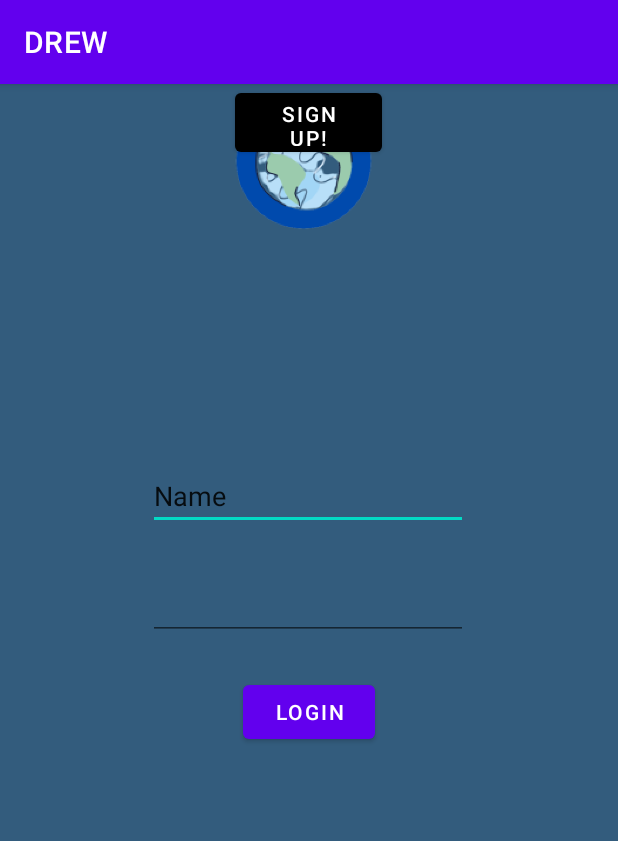
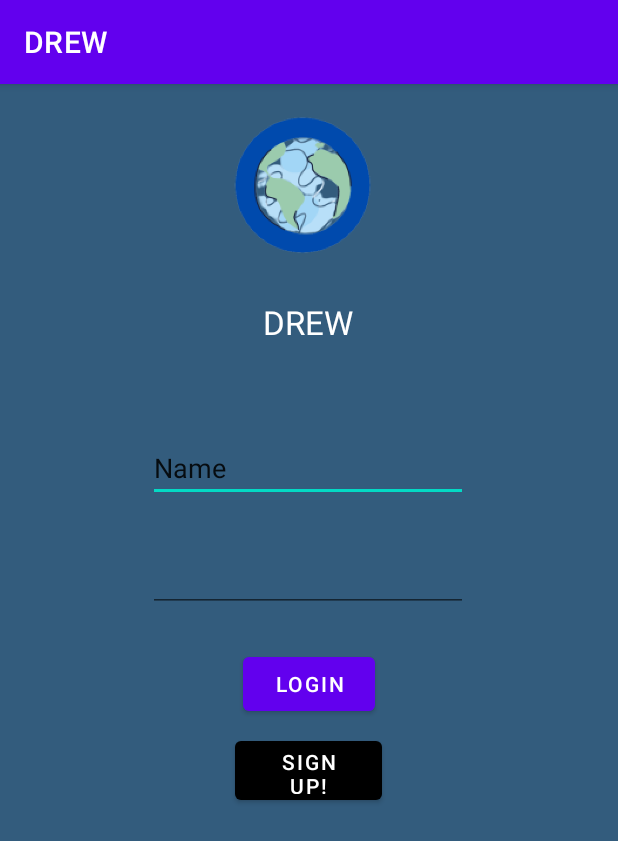
Before and after one commit to raffycabrera/Drew, an Android app: the screen it shows after launch (MainActivity), on a phone screen of 412 x 824 dp. Shown: the top 841 px of the screen. Run offline under Robolectric (Android 15) with nearby library versions, the phone set to English and light mode, and no system bars.

Commit message:
Updated Login GUI 3

```diff
--- a/app/src/main/res/layout/activity_login.xml
+++ b/app/src/main/res/layout/activity_login.xml
@@ -11,14 +11,14 @@
         android:id="@+id/Email"
         android:layout_width="wrap_content"
         android:layout_height="wrap_content"
-        android:layout_marginTop="252dp"
+        android:layout_marginTop="60dp"
         android:ems="10"
         android:inputType="textPersonName"
         android:text="Name"
         app:layout_constraintEnd_toEndOf="parent"
         app:layout_constraintHorizontal_bias="0.497"
         app:layout_constraintStart_toStartOf="parent"
-        app:layout_constraintTop_toTopOf="parent" />
+        app:layout_constraintTop_toBottomOf="@+id/textView3" />
 
     <EditText
         android:id="@+id/password"
@@ -33,7 +33,7 @@
         app:layout_constraintTop_toBottomOf="@+id/Email" />
 
     <Button
-        android:id="@+id/createText"
+        android:id="@+id/loginButton"
         android:layout_width="wrap_content"
         android:layout_height="wrap_content"
         android:layout_marginTop="24dp"
@@ -46,32 +46,37 @@
         android:id="@+id/createButton"
         android:layout_width="98dp"
         android:layout_height="51dp"
+        android:layout_marginTop="8dp"
         android:text="Sign Up!"
         app:backgroundTint="#000000"
         app:layout_constraintEnd_toEndOf="parent"
         app:layout_constraintHorizontal_bias="0.498"
         app:layout_constraintStart_toStartOf="parent"
-        tools:ignore="MissingConstraints"
-        tools:layout_editor_absoluteY="455dp" />
+        app:layout_constraintTop_toBottomOf="@+id/loginButton"
+        tools:ignore="MissingConstraints" />
 
     <ImageView
         android:id="@+id/imageView3"
         android:layout_width="wrap_content"
         android:layout_height="wrap_content"
+        android:layout_marginTop="16dp"
         app:layout_constraintEnd_toEndOf="parent"
+        app:layout_constraintHorizontal_bias="0.498"
         app:layout_constraintStart_toStartOf="parent"
-        app:srcCompat="@mipmap/logo_drew_foreground"
-        tools:layout_editor_absoluteY="6dp" />
+        app:layout_constraintTop_toTopOf="parent"
+        app:srcCompat="@mipmap/logo_drew_foreground" />
 
     <TextView
         android:id="@+id/textView3"
         android:layout_width="wrap_content"
         android:layout_height="wrap_content"
+        android:layout_marginTop="20dp"
         android:text="DREW"
         android:textAppearance="@style/TextAppearance.AppCompat.Large"
         android:textColor="#FFFFFF"
         app:layout_constraintEnd_toEndOf="parent"
+        app:layout_constraintHorizontal_bias="0.498"
         app:layout_constraintStart_toStartOf="parent"
-        tools:layout_editor_absoluteY="126dp" />
+        app:layout_constraintTop_toBottomOf="@+id/imageView3" />
 
 </androidx.constraintlayout.widget.ConstraintLayout>
```
